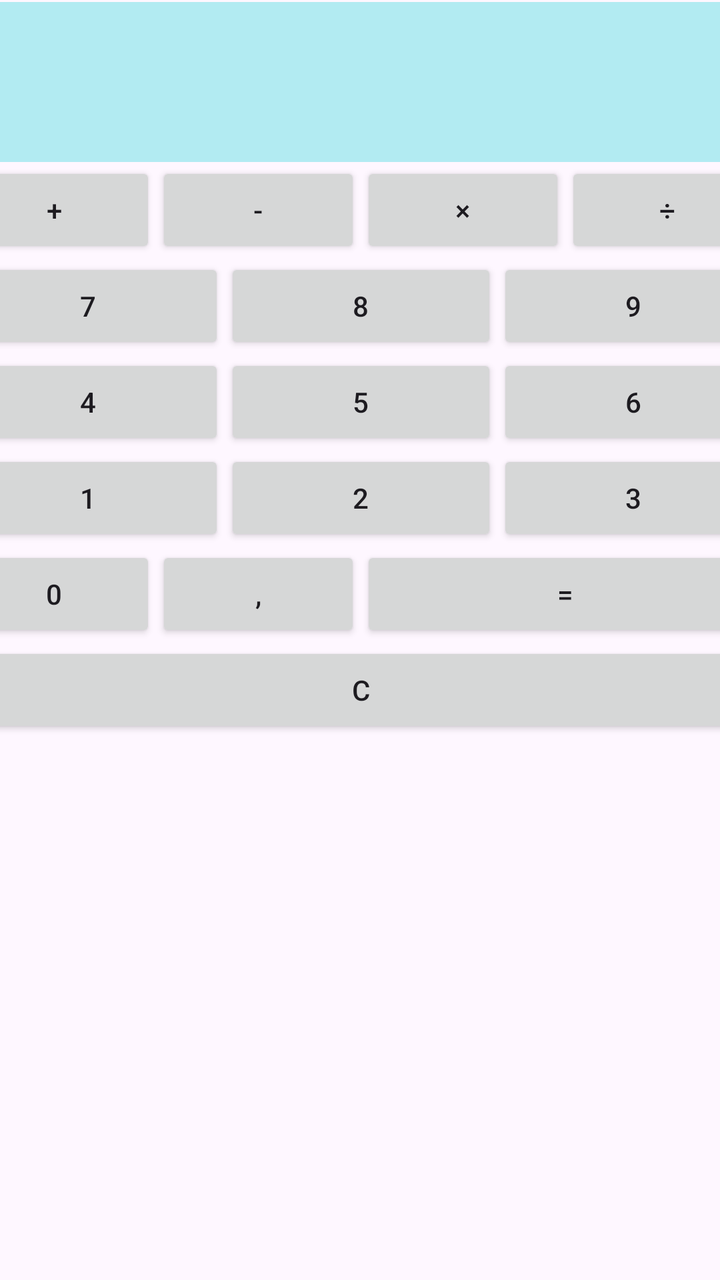
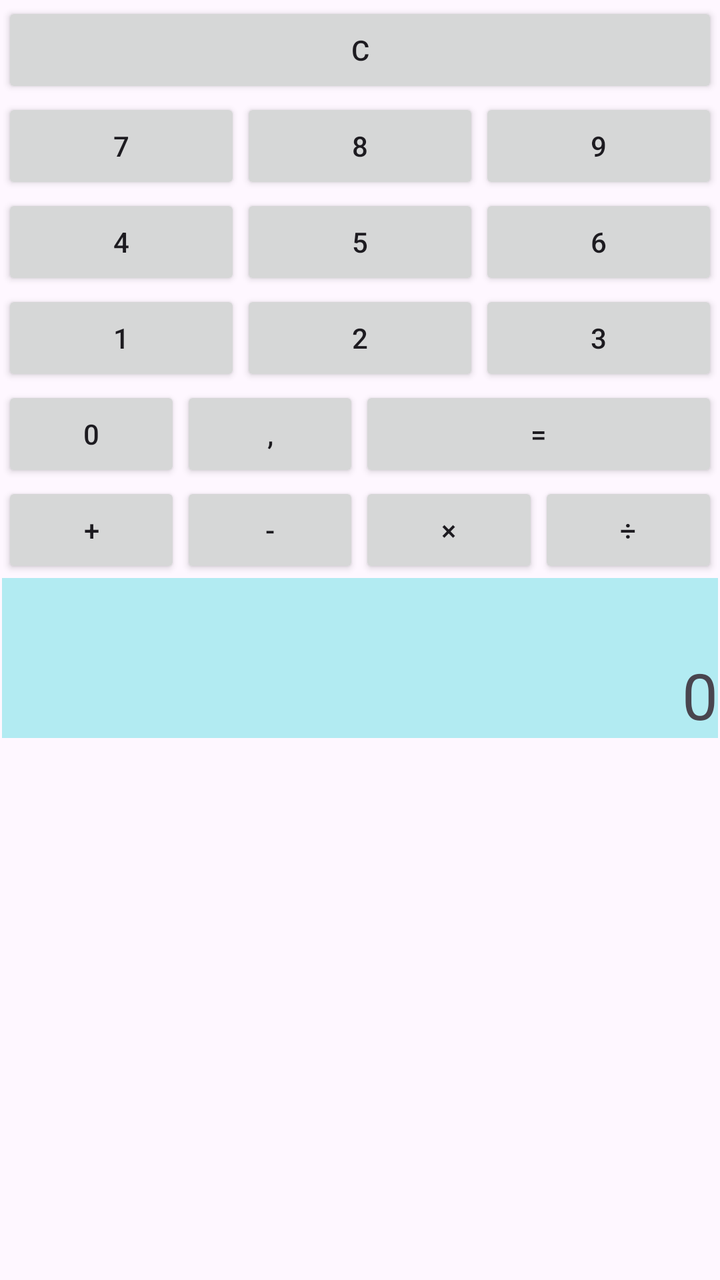

Two renders of the same Android screen: before a commit and after it. Below are the layout's source before the change and the commit's diff.
<!-- AndroidManifest.xml: application theme Theme.LinearLayout -->
<!-- res/layout/activity_main.xml -->
<?xml version="1.0" encoding="utf-8"?>
<androidx.constraintlayout.widget.ConstraintLayout xmlns:android="http://schemas.android.com/apk/res/android"
    xmlns:app="http://schemas.android.com/apk/res-auto"
    xmlns:tools="http://schemas.android.com/tools"
    android:id="@+id/main"
    android:layout_width="match_parent"
    android:layout_height="match_parent"
    tools:context=".MainActivity">

    <LinearLayout
        android:layout_width="409dp"
        android:layout_height="729dp"
        android:layout_marginStart="1dp"
        android:layout_marginTop="1dp"
        android:layout_marginEnd="1dp"
        android:orientation="vertical"
        app:layout_constraintEnd_toEndOf="parent"
        app:layout_constraintStart_toStartOf="parent"
        app:layout_constraintTop_toTopOf="parent">

        <TextView
            android:id="@+id/resultText"
            android:layout_width="match_parent"
            android:layout_height="80dp"
            android:background="#B2EBF2"
            android:gravity="bottom|end"
            android:text="0"
            android:textSize="32sp" />

        <LinearLayout
            android:layout_width="match_parent"
            android:layout_height="wrap_content"
            android:orientation="horizontal">

            <Button
                android:id="@+id/buttonPlus"
                android:layout_width="wrap_content"
                android:layout_height="wrap_content"
                android:layout_weight="1"
                android:text="+" />

            <Button
                android:id="@+id/buttonMinus"
                android:layout_width="wrap_content"
                android:layout_height="wrap_content"
                android:layout_weight="1"
                android:text="-" />

            <Button
                android:id="@+id/buttonMultiply"
                android:layout_width="wrap_content"
                android:layout_height="wrap_content"
                android:layout_weight="1"
                android:text="×" />

            <Button
                android:id="@+id/buttonDivide"
                android:layout_width="wrap_content"
                android:layout_height="wrap_content"
                android:layout_weight="1"
                android:text="÷" />

        </LinearLayout>

        <LinearLayout
            android:layout_width="match_parent"
            android:layout_height="wrap_content"
            android:orientation="horizontal">

            <Button
                android:id="@+id/button7"
                android:layout_width="wrap_content"
                android:layout_height="wrap_content"
                android:layout_weight="1"
                android:text="7" />

            <Button
                android:id="@+id/button8"
                android:layout_width="wrap_content"
                android:layout_height="wrap_content"
                android:layout_weight="1"
                android:text="8" />

            <Button
                android:id="@+id/button9"
                android:layout_width="wrap_content"
                android:layout_height="wrap_content"
                android:layout_weight="1"
                android:text="9" />

        </LinearLayout>

        <LinearLayout
            android:layout_width="match_parent"
            android:layout_height="wrap_content"
            android:orientation="horizontal">

            <Button
                android:id="@+id/button4"
                android:layout_width="wrap_content"
                android:layout_height="wrap_content"
                android:layout_weight="1"
                android:text="4" />

            <Button
                android:id="@+id/button5"
                android:layout_width="wrap_content"
                android:layout_height="wrap_content"
                android:layout_weight="1"
                android:text="5" />

            <Button
                android:id="@+id/button6"
                android:layout_width="wrap_content"
                android:layout_height="wrap_content"
                android:layout_weight="1"
                android:text="6" />

        </LinearLayout>

        <LinearLayout
            android:layout_width="match_parent"
            android:layout_height="wrap_content"
            android:orientation="horizontal">

            <Button
                android:id="@+id/button1"
                android:layout_width="wrap_content"
                android:layout_height="wrap_content"
                android:layout_weight="1"
                android:text="1" />

            <Button
                android:id="@+id/button2"
                android:layout_width="wrap_content"
                android:layout_height="wrap_content"
                android:layout_weight="1"
                android:text="2" />

            <Button
                android:id="@+id/button3"
                android:layout_width="wrap_content"
                android:layout_height="wrap_content"
                android:layout_weight="1"
                android:text="3" />
        </LinearLayout>

        <LinearLayout
            android:layout_width="match_parent"
            android:layout_height="wrap_content"
            android:orientation="horizontal"
            android:weightSum="4">

            <Button
                android:id="@+id/button0"
                android:layout_width="0dp"
                android:layout_height="wrap_content"
                android:layout_weight="1"
                android:text="0" />

            <Button
                android:id="@+id/buttonComma"
                android:layout_width="0dp"
                android:layout_height="wrap_content"
                android:layout_weight="1"
                android:text="," />

            <Button
                android:id="@+id/buttonEquals"
                android:layout_width="0dp"
                android:layout_height="wrap_content"
                android:layout_weight="2"
                android:text="=" />
        </LinearLayout>

        <Button
            android:id="@+id/buttonClear"
            android:layout_width="match_parent"
            android:layout_height="wrap_content"
            android:text="C" />

    </LinearLayout>
</androidx.constraintlayout.widget.ConstraintLayout>
<!-- resources referenced by this layout -->
<resources>
  <style name="Theme.LinearLayout" parent="Base.Theme.LinearLayout" />
  <style name="Base.Theme.LinearLayout" parent="Theme.Material3.DayNight.NoActionBar">
          
          
      </style>
</resources>

<!-- the commit's change to res/layout/activity_main.xml (unified diff, before → after) -->
@@ -8,8 +8,8 @@
     tools:context=".MainActivity">
 
     <LinearLayout
-        android:layout_width="409dp"
-        android:layout_height="729dp"
+        android:layout_width="0dp"
+        android:layout_height="wrap_content"
         android:layout_marginStart="1dp"
         android:layout_marginTop="1dp"
         android:layout_marginEnd="1dp"
@@ -18,49 +18,11 @@
         app:layout_constraintStart_toStartOf="parent"
         app:layout_constraintTop_toTopOf="parent">
 
-        <TextView
-            android:id="@+id/resultText"
-            android:layout_width="match_parent"
-            android:layout_height="80dp"
-            android:background="#B2EBF2"
-            android:gravity="bottom|end"
-            android:text="0"
-            android:textSize="32sp" />
-
-        <LinearLayout
+        <Button
+            android:id="@+id/buttonClear"
             android:layout_width="match_parent"
             android:layout_height="wrap_content"
-            android:orientation="horizontal">
-
-            <Button
-                android:id="@+id/buttonPlus"
-                android:layout_width="wrap_content"
-                android:layout_height="wrap_content"
-                android:layout_weight="1"
-                android:text="+" />
-
-            <Button
-                android:id="@+id/buttonMinus"
-                android:layout_width="wrap_content"
-                android:layout_height="wrap_content"
-                android:layout_weight="1"
-                android:text="-" />
-
-            <Button
-                android:id="@+id/buttonMultiply"
-                android:layout_width="wrap_content"
-                android:layout_height="wrap_content"
-                android:layout_weight="1"
-                android:text="×" />
-
-            <Button
-                android:id="@+id/buttonDivide"
-                android:layout_width="wrap_content"
-                android:layout_height="wrap_content"
-                android:layout_weight="1"
-                android:text="÷" />
-
-        </LinearLayout>
+            android:text="C" />
 
         <LinearLayout
             android:layout_width="match_parent"
@@ -173,11 +135,49 @@
                 android:text="=" />
         </LinearLayout>
 
-        <Button
-            android:id="@+id/buttonClear"
+        <LinearLayout
             android:layout_width="match_parent"
             android:layout_height="wrap_content"
-            android:text="C" />
+            android:orientation="horizontal">
+
+            <Button
+                android:id="@+id/buttonPlus"
+                android:layout_width="wrap_content"
+                android:layout_height="wrap_content"
+                android:layout_weight="1"
+                android:text="+" />
+
+            <Button
+                android:id="@+id/buttonMinus"
+                android:layout_width="wrap_content"
+                android:layout_height="wrap_content"
+                android:layout_weight="1"
+                android:text="-" />
+
+            <Button
+                android:id="@+id/buttonMultiply"
+                android:layout_width="wrap_content"
+                android:layout_height="wrap_content"
+                android:layout_weight="1"
+                android:text="×" />
+
+            <Button
+                android:id="@+id/buttonDivide"
+                android:layout_width="wrap_content"
+                android:layout_height="wrap_content"
+                android:layout_weight="1"
+                android:text="÷" />
+
+        </LinearLayout>
+
+        <TextView
+            android:id="@+id/resultText"
+            android:layout_width="match_parent"
+            android:layout_height="80dp"
+            android:background="#B2EBF2"
+            android:gravity="bottom|end"
+            android:text="0"
+            android:textSize="32sp" />
 
     </LinearLayout>
 </androidx.constraintlayout.widget.ConstraintLayout>
